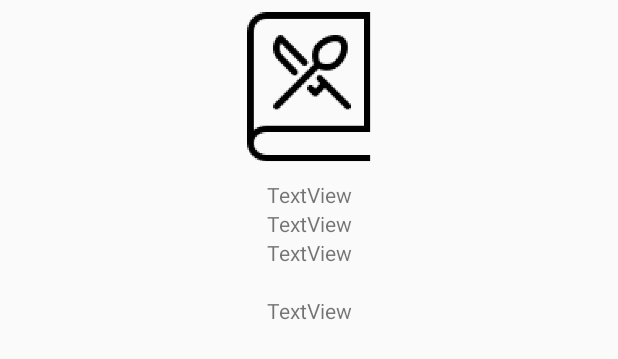
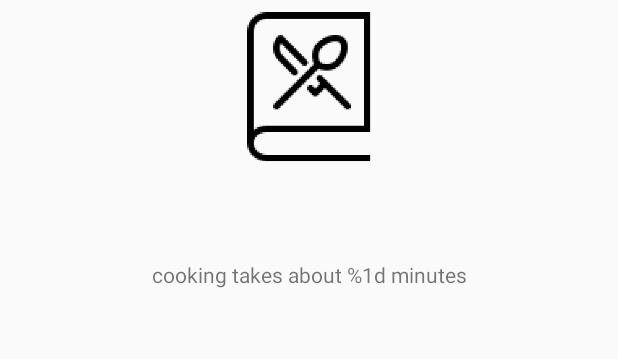
Before and after one commit to hafshinjam/recipe, an Android app built with Jetpack Compose: the layout fragment_recipe_detail.xml on its own in the app's theme, with its tools: preview values and no code run, on a phone screen of 412 x 824 dp. Shown: the top 359 px of the screen. Run offline under Robolectric (Android 15) with nearby library versions, the phone set to English and light mode, and no system bars; Roboto replaces fonts that are not available here.

Commit message:
RecipeDetailFragment is now showing more of the details from recipes but it still need to be formatted properly because the instructions are in html format.

```diff
--- a/app/build.gradle
+++ b/app/build.gradle
@@ -2,7 +2,9 @@ plugins {
     id 'com.android.application'
     id 'org.jetbrains.kotlin.android'
     id 'org.jetbrains.kotlin.kapt'
+    id("androidx.navigation.safeargs")
 }
+
 
 android {
     namespace 'com.example.recipespbspoonacular'
@@ -49,6 +51,7 @@ android {
 }
 
 dependencies {
+    implementation 'androidx.multidex:multidex:2.0.1'
     implementation 'androidx.appcompat:appcompat:1.6.1'
     implementation 'androidx.core:core-ktx:1.12.0'
     implementation platform('org.jetbrains.kotlin:kotlin-bom:1.9.20')
@@ -77,7 +80,7 @@ dependencies {
     implementation("org.jetbrains.kotlinx:kotlinx-coroutines-core:1.7.3")
     implementation 'com.jakewharton.retrofit:retrofit2-kotlin-coroutines-adapter:0.9.2'
 
-    def nav_version = "2.7.4"
+    def nav_version = "2.7.7"
 
     // Kotlin
     implementation "androidx.navigation:navigation-fragment-ktx:$nav_version"
--- a/app/src/main/java/com/example/recipespbspoonacular/SearchFragment.kt
+++ b/app/src/main/java/com/example/recipespbspoonacular/SearchFragment.kt
@@ -18,6 +18,7 @@ class SearchFragment : Fragment() {
     lateinit var binding: FragmentSearchBinding
     private val viewModel: SearchViewModel by viewModels {
         SearchViewModel.Factory
+
     }
 
     override fun onCreate(savedInstanceState: Bundle?) {
--- a/app/src/main/java/com/example/recipespbspoonacular/model/GetRecipeResponse.kt
+++ b/app/src/main/java/com/example/recipespbspoonacular/model/GetRecipeResponse.kt
@@ -1,6 +1,7 @@
 package com.example.recipespbspoonacular.model
 
 import com.google.gson.annotations.SerializedName
+import java.io.Serializable
 
 data class GetRecipeResponse(
 
@@ -67,6 +68,7 @@ data class GetRecipeResponse(
 	@field:SerializedName("cookingMinutes")
 	val cookingMinutes: Int? = null,
 
+
 	@field:SerializedName("image")
 	val image: String? = null,
 
@@ -114,7 +116,7 @@ data class GetRecipeResponse(
 
 	@field:SerializedName("spoonacularSourceUrl")
 	val spoonacularSourceUrl: String? = null
-)
+) : Serializable
 
 data class EquipmentItem(
 
--- a/app/src/main/res/layout/fragment_recipe_detail.xml
+++ b/app/src/main/res/layout/fragment_recipe_detail.xml
@@ -3,7 +3,11 @@
     xmlns:app="http://schemas.android.com/apk/res-auto"
     xmlns:tools="http://schemas.android.com/tools">
 
-
+<data>
+    <variable
+        name="recipe"
+        type="com.example.recipespbspoonacular.model.GetRecipeResponse" />
+</data>
 
     <ScrollView
         android:layout_width="match_parent"
@@ -12,20 +16,24 @@
         <androidx.constraintlayout.widget.ConstraintLayout
             android:id="@+id/frameLayout"
             android:layout_width="match_parent"
-            android:layout_height="wrap_content"
+            android:layout_height="match_parent"
             tools:context=".RecipeDetailFragment">
 
             <ImageView
                 android:id="@+id/recipe_detail_image_iv"
-                android:layout_width="wrap_content"
+                android:layout_width="0dp"
                 android:layout_height="wrap_content"
                 android:layout_marginStart="8dp"
                 android:layout_marginTop="4dp"
                 android:layout_marginEnd="8dp"
+                android:layout_marginBottom="41dp"
+                app:imageUrl="@{recipe.image}"
+                app:layout_constraintBottom_toTopOf="@+id/recipe_detail_detail_tv"
+                app:layout_constraintDimensionRatio=""
                 app:layout_constraintEnd_toEndOf="parent"
                 app:layout_constraintStart_toStartOf="parent"
                 app:layout_constraintTop_toTopOf="parent"
-                app:srcCompat="@mipmap/ic_recipe_foreground" />
+                tools:srcCompat="@mipmap/ic_recipe_foreground" />
 
             <TextView
                 android:id="@+id/recipe_detail_name_tv"
@@ -34,17 +42,18 @@
                 android:layout_marginStart="8dp"
                 android:layout_marginTop="8dp"
                 android:layout_marginEnd="8dp"
-                android:text="TextView"
-                app:layout_constraintBottom_toTopOf="@id/recipe_detail_detai_tv"
+                android:text="@{recipe.title}"
+                android:textSize="24sp"
+                app:layout_constraintBottom_toTopOf="@id/recipe_detail_detail_tv"
                 app:layout_constraintEnd_toEndOf="parent"
                 app:layout_constraintStart_toStartOf="parent"
                 app:layout_constraintTop_toBottomOf="@+id/recipe_detail_image_iv" />
 
             <TextView
-                android:id="@+id/recipe_detail_detai_tv"
+                android:id="@+id/recipe_detail_detail_tv"
                 android:layout_width="wrap_content"
                 android:layout_height="wrap_content"
-                android:text="TextView"
+                android:text="@{@string/cooking_duration(recipe.cookingMinutes)}"
                 app:layout_constraintBottom_toTopOf="@id/recipe_detail_ingr_tv"
                 app:layout_constraintEnd_toEndOf="parent"
                 app:layout_constraintStart_toStartOf="parent"
@@ -54,7 +63,7 @@
                 android:id="@+id/recipe_detail_ingr_tv"
                 android:layout_width="wrap_content"
                 android:layout_height="wrap_content"
-                android:text="TextView"
+                android:text="@string/cooking_duration"
                 app:layout_constraintBottom_toTopOf="@+id/recipe_detail_instr_tv"
                 app:layout_constraintEnd_toEndOf="parent"
                 app:layout_constraintStart_toStartOf="parent"
@@ -64,7 +73,7 @@
                 android:id="@+id/recipe_detail_instr_tv"
                 android:layout_width="wrap_content"
                 android:layout_height="wrap_content"
-                android:text="TextView"
+                android:text="@{recipe.instructions}"
                 app:layout_constraintBottom_toBottomOf="parent"
                 app:layout_constraintEnd_toEndOf="parent"
                 app:layout_constraintStart_toStartOf="parent"
--- a/app/src/main/res/values/strings.xml
+++ b/app/src/main/res/values/strings.xml
@@ -4,4 +4,5 @@
     <!-- TODO: Remove or change this placeholder text -->
     <string name="hello_blank_fragment">Hello blank fragment</string>
     <string name="search_recipe_hint">Enter Recipe Name</string>
+    <string name="cooking_duration">cooking takes about %1d minutes</string>
 </resources>
```
Also changed, not shown: app/src/main/java/com/example/recipespbspoonacular/RecipeDetailFragment.kt (+9 -4 lines), app/src/main/java/com/example/recipespbspoonacular/adapter/recyclerView/RecipeSearchRecyclerAdapter.kt (+8 -7 lines), app/src/main/java/com/example/recipespbspoonacular/viewModel/RecipeDetailViewModel.kt (+20 -6 lines), app/src/main/res/navigation/nav_graph.xml (+14 -1 lines), build.gradle (+10 -0 lines).
